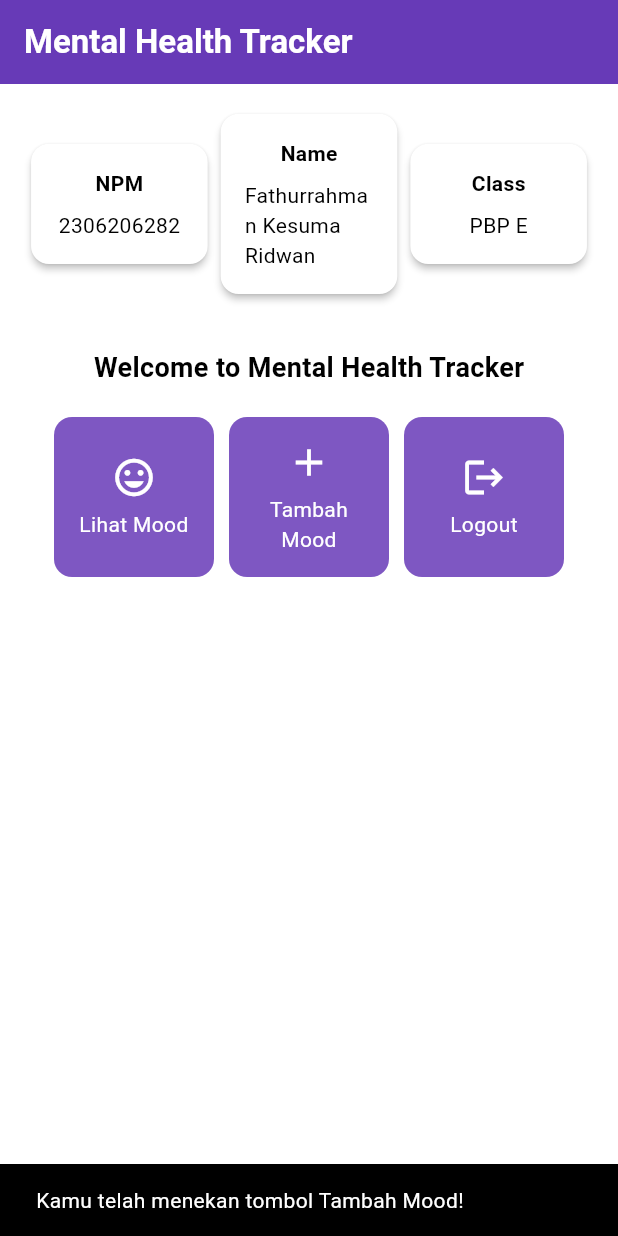
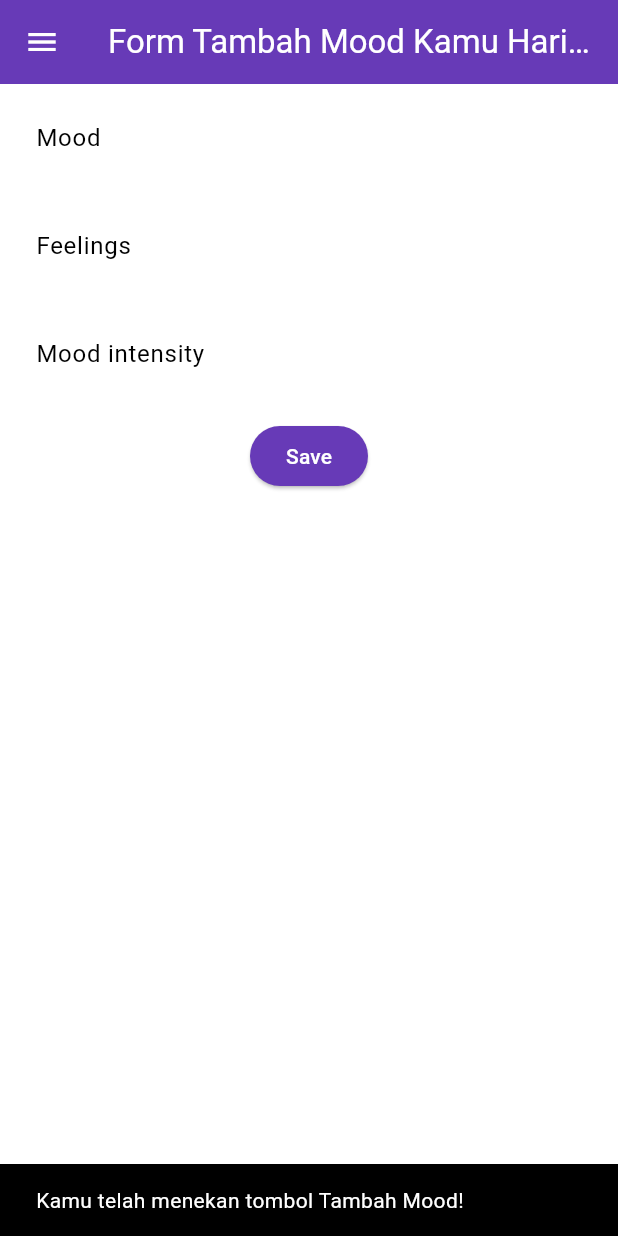
Before and after one commit to turpatur/mental-health-tracker-mobile, a Flutter app: the screen it shows after launch, after a tap on "Tambah Mood", on a phone screen of 412 x 824 dp. Run offline on Flutter 3.47's test engine with Material 3 defaults, Android fonts, the phone set to English and light mode, and no system bars.

Commit message:
selesai tutorial 7

```diff
--- a/lib/main.dart
+++ b/lib/main.dart
@@ -1,5 +1,5 @@
 import 'package:flutter/material.dart';
-import 'package:mental_health_tracker/menu.dart';
+import 'package:mental_health_tracker/screens/menu.dart';
 
 void main() {
   runApp(const MyApp());
--- a/lib/menu.dart
+++ b/lib/screens/menu.dart
@@ -1,4 +1,6 @@
 import 'package:flutter/material.dart';
+import 'package:mental_health_tracker/widgets/left_drawer.dart';
+import 'package:mental_health_tracker/widgets/mood_card.dart';
 
 class MyHomePage extends StatelessWidget {
   final String npm = '2306206282'; // NPM
@@ -29,7 +31,9 @@ class MyHomePage extends StatelessWidget {
         ),
         // Warna latar belakang AppBar diambil dari skema warna tema aplikasi.
         backgroundColor: Theme.of(context).colorScheme.primary,
+        iconTheme: const IconThemeData(color: Colors.white),
       ),
+      drawer: const LeftDrawer(),
       // Body halaman dengan padding di sekelilingnya.
       body: Padding(
         padding: const EdgeInsets.all(16.0),
@@ -130,64 +134,3 @@ class InfoCard extends StatelessWidget {
     );
   }
 }
-
-class ItemHomepage {
-  final String name;
-  final IconData icon;
-
-  ItemHomepage(this.name, this.icon);
-}
-
-class ItemCard extends StatelessWidget {
-  // Menampilkan kartu dengan ikon dan nama.
-
-  final ItemHomepage item;
-
-  const ItemCard(this.item, {super.key});
-
-  @override
-  Widget build(BuildContext context) {
-    return Material(
-      // Menentukan warna latar belakang dari tema aplikasi.
-      color: Theme.of(context).colorScheme.secondary,
-      // Membuat sudut kartu melengkung.
-      borderRadius: BorderRadius.circular(12),
-
-      child: InkWell(
-        // Aksi ketika kartu ditekan.
-        onTap: () {
-          // Menampilkan pesan SnackBar saat kartu ditekan.
-          ScaffoldMessenger.of(context)
-            ..hideCurrentSnackBar()
-            ..showSnackBar(
-                SnackBar(content: Text("Kamu telah menekan tombol ${item.name}!"))
-            );
-        },
-        // Container untuk menyimpan Icon dan Text
-        child: Container(
-          padding: const EdgeInsets.all(8),
-          child: Center(
-            child: Column(
-              // Menyusun ikon dan teks di tengah kartu.
-              mainAxisAlignment: MainAxisAlignment.center,
-              children: [
-                Icon(
-                  item.icon,
-                  color: Colors.white,
-                  size: 30.0,
-                ),
-                const Padding(padding: EdgeInsets.all(3)),
-                Text(
-                  item.name,
-                  textAlign: TextAlign.center,
-                  style: const TextStyle(color: Colors.white),
-                ),
-              ],
-            ),
-          ),
-        ),
-      ),
-    );
-  }
-
-}
--- /dev/null
+++ b/lib/screens/moodentry_form.dart
@@ -0,0 +1,157 @@
+import 'package:flutter/material.dart';
+import 'package:mental_health_tracker/widgets/left_drawer.dart';
+
+class MoodEntryFormPage extends StatefulWidget {
+  const MoodEntryFormPage({super.key});
+
+  @override
+  State<MoodEntryFormPage> createState() => _MoodEntryFormPageState();
+}
+
+class _MoodEntryFormPageState extends State<MoodEntryFormPage> {
+  final _formKey = GlobalKey<FormState>();
+  String _mood = "";
+  String _feelings = "";
+  int _moodIntensity = 0;
+
+  @override
+  Widget build(BuildContext context) {
+    return Scaffold(
+      appBar: AppBar(
+        title: const Text('Form Tambah Mood Kamu Hari ini'),
+        backgroundColor: Theme.of(context).colorScheme.primary,
+        foregroundColor: Colors.white,
+      ),
+      drawer: const LeftDrawer(), // Add the drawer here
+      body: Form(
+        key: _formKey,
+        child: SingleChildScrollView(
+          child: Column(
+            crossAxisAlignment: CrossAxisAlignment.start,
+            children: [
+              Padding(
+                padding: const EdgeInsets.all(8.0),
+                child: TextFormField(
+                  decoration: InputDecoration(
+                    hintText: "Mood",
+                    labelText: "Mood",
+                    border: OutlineInputBorder(
+                      borderRadius: BorderRadius.circular(5.0),
+                    ),
+                  ),
+                  onChanged: (String? value) {
+                    setState(() {
+                      _mood = value!;
+                    });
+                  },
+                  validator: (String? value) {
+                    if (value == null || value.isEmpty) {
+                      return "Mood tidak boleh kosong!";
+                    }
+                    return null;
+                  },
+                ),
+              ),
+              Padding(
+                padding: const EdgeInsets.all(8.0),
+                child: TextFormField(
+                  decoration: InputDecoration(
+                    hintText: "Feelings",
+                    labelText: "Feelings",
+                    border: OutlineInputBorder(
+                      borderRadius: BorderRadius.circular(5.0),
+                    ),
+                  ),
+                  onChanged: (String? value) {
+                    setState(() {
+                      _feelings = value!;
+                    });
+                  },
+                  validator: (String? value) {
+                    if (value == null || value.isEmpty) {
+                      return "Feelings tidak boleh kosong!";
+                    }
+                    return null;
+                  },
+                ),
+              ),
+              Padding(
+                padding: const EdgeInsets.all(8.0),
+                child: TextFormField(
+                  decoration: InputDecoration(
+                    hintText: "Mood intensity",
+                    labelText: "Mood intensity",
+                    border: OutlineInputBorder(
+                      borderRadius: BorderRadius.circular(5.0),
+                    ),
+                  ),
+                  onChanged: (String? value) {
+                    setState(() {
+                      _moodIntensity = int.tryParse(value!) ?? 0;
+                    });
+                  },
+                  validator: (String? value) {
+                    if (value == null || value.isEmpty) {
+                      return "Mood intensity tidak boleh kosong!";
+                    }
+                    if (int.tryParse(value) == null) {
+                      return "Mood intensity harus berupa angka!";
+                    }
+                    return null;
+                  },
+                ),
+              ),
+              Align(
+                alignment: Alignment.center,
+                child: Padding(
+                  padding: const EdgeInsets.all(8.0),
+                  child: ElevatedButton(
+                    style: ButtonStyle(
+                      backgroundColor: WidgetStateProperty.all(
+                          Theme.of(context).colorScheme.primary),
+                    ),
+                    onPressed: () {
+                      if (_formKey.currentState!.validate()) {
+                        showDialog(
+                          context: context,
+                          builder: (context) {
+                            return AlertDialog(
+                              title: const Text('Mood berhasil tersimpan'),
+                              content: SingleChildScrollView(
+                                child: Column(
+                                  crossAxisAlignment: CrossAxisAlignment.start,
+                                  children: [
+                                    Text('Mood: $_mood'),
+                                    Text('Feelings: $_feelings'),
+                                    Text('Intensity: $_moodIntensity'),
+                                  ],
+                                ),
+                              ),
+                              actions: [
+                                TextButton(
+                                  child: const Text('OK'),
+                                  onPressed: () {
+                                    Navigator.pop(context);
+                                    _formKey.currentState!.reset();
+                                  },
+                                ),
+                              ],
+                            );
+                          },
+                        );
+                      }
+                    },
+                    child: const Text(
+                      "Save",
+                      style: TextStyle(color: Colors.white),
+                    ),
+                  ),
+                ),
+              ),
+            ],
+          ),
+        ),
+      ),
+    );
+  }
+}
--- /dev/null
+++ b/lib/widgets/left_drawer.dart
@@ -0,0 +1,71 @@
+import 'package:flutter/material.dart';
+import 'package:mental_health_tracker/screens/menu.dart';
+import 'package:mental_health_tracker/screens/moodentry_form.dart';
+
+class LeftDrawer extends StatelessWidget {
+  const LeftDrawer({super.key});
+
+  @override
+  Widget build(BuildContext context) {
+    return Drawer(
+      child: ListView(
+        children: [
+          DrawerHeader(
+            decoration: BoxDecoration(
+              color: Theme.of(context).colorScheme.primary,
+            ),
+            child: const Column(
+              children: [
+                Text(
+                  'Mental Health Tracker',
+                  textAlign: TextAlign.center,
+                  style: TextStyle(
+                    fontSize: 24,
+                    fontWeight: FontWeight.bold,
+                    color: Colors.white,
+                  ),
+                ),
+                Padding(padding: EdgeInsets.all(8)),
+                Center(
+                  child: Text(
+                    "Ayo jaga kesehatan mentalmu setiap hari disini!",
+                    style: TextStyle(
+                      fontSize: 15,
+                      color: Colors.white,
+                      fontWeight: FontWeight.normal,
+                    ),
+                    textAlign: TextAlign.center,
+                  ),
+                )
+              ],
+            ),
+          ),
+          ListTile(
+            leading: const Icon(Icons.home_outlined),
+            title: const Text('Halaman Utama'),
+            // Bagian redirection ke MyHomePage
+            onTap: () {
+              Navigator.pushReplacement(
+                  context,
+                  MaterialPageRoute(
+                    builder: (context) => MyHomePage(),
+                  ));
+            },
+          ),
+          ListTile(
+            leading: const Icon(Icons.mood),
+            title: const Text('Tambah Mood'),
+            // Bagian redirection ke MoodEntryFormPage
+            onTap: () {
+              Navigator.pushReplacement(
+                  context,
+                  MaterialPageRoute(
+                    builder: (context) => MoodEntryFormPage(),
+                  ));
+            },
+          ),
+        ],
+      ),
+    );
+  }
+}
--- /dev/null
+++ b/lib/widgets/mood_card.dart
@@ -0,0 +1,72 @@
+import 'package:flutter/material.dart';
+import 'package:mental_health_tracker/screens/moodentry_form.dart';
+
+class ItemHomepage {
+  final String name;
+  final IconData icon;
+
+  ItemHomepage(this.name, this.icon);
+}
+
+class ItemCard extends StatelessWidget {
+  // Menampilkan kartu dengan ikon dan nama.
+
+  final ItemHomepage item;
+
+  const ItemCard(this.item, {super.key});
+
+  @override
+  Widget build(BuildContext context) {
+    return Material(
+      // Menentukan warna latar belakang dari tema aplikasi.
+      color: Theme
+          .of(context)
+          .colorScheme
+          .secondary,
+      // Membuat sudut kartu melengkung.
+      borderRadius: BorderRadius.circular(12),
+
+      child: InkWell(
+        // Aksi ketika kartu ditekan.
+        onTap: () {
+          // Menampilkan pesan SnackBar saat kartu ditekan.
+          ScaffoldMessenger.of(context)
+            ..hideCurrentSnackBar()
+            ..showSnackBar(
+                SnackBar(
+                    content: Text("Kamu telah menekan tombol ${item.name}!"))
+            );
+          // Navigate ke route yang sesuai (tergantung jenis tombol)
+          if (item.name == "Tambah Mood") {
+            Navigator.push(context,
+                MaterialPageRoute(
+                    builder: (context) => const MoodEntryFormPage()));
+          }
+        },
+        // Container untuk menyimpan Icon dan Text
+        child: Container(
+          padding: const EdgeInsets.all(8),
+          child: Center(
+            child: Column(
+              // Menyusun ikon dan teks di tengah kartu.
+              mainAxisAlignment: MainAxisAlignment.center,
+              children: [
+                Icon(
+                  item.icon,
+                  color: Colors.white,
+                  size: 30.0,
+                ),
+                const Padding(padding: EdgeInsets.all(3)),
+                Text(
+                  item.name,
+                  textAlign: TextAlign.center,
+                  style: const TextStyle(color: Colors.white),
+                ),
+              ],
+            ),
+          ),
+        ),
+      ),
+    );
+  }
+}
```
